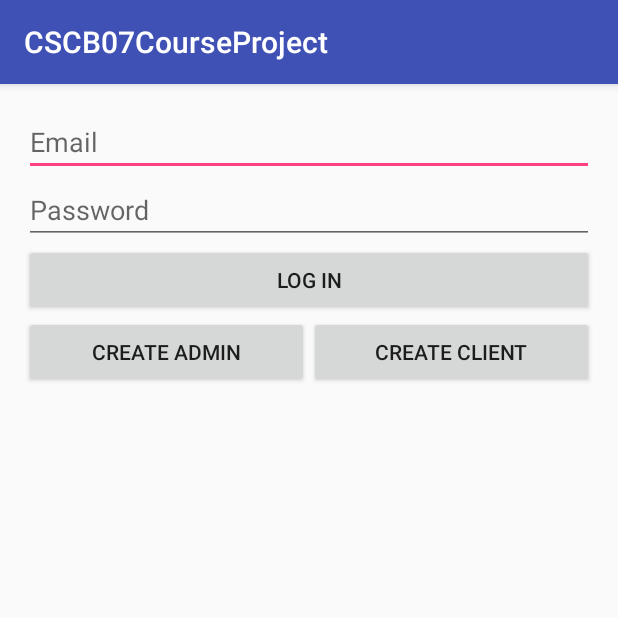
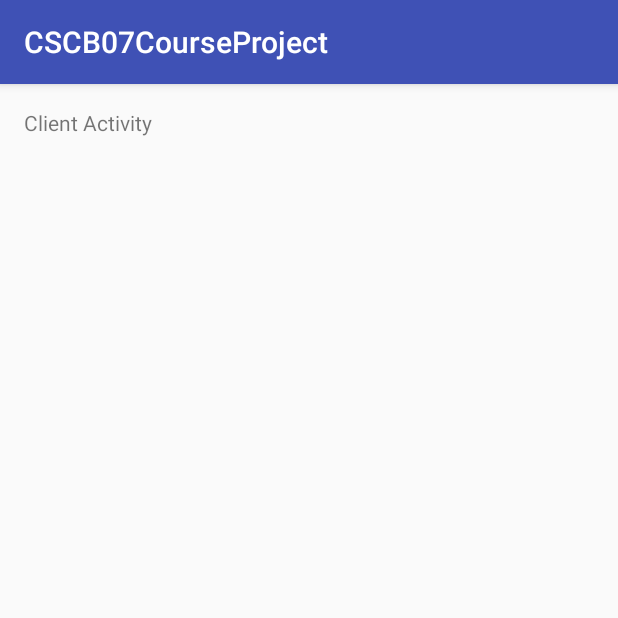
Before and after one commit to abdulhamidreza/Android-Flight-App-for-CSCB07, an Android app: the ClientActivity screen opened directly, with no data from a screen before it, on a phone screen of 412 x 824 dp, the top half of it. Run offline under Robolectric (Android 15) with nearby library versions, the phone set to English and light mode, and no system bars.

Commit message:
Created a placefodler fragment for admin and client activties, can now create new user objects

```diff
--- a/p3a/CSCB07CourseProject/app/src/main/java/cs/b07/cscb07courseproject/ClientActivity.java
+++ b/p3a/CSCB07CourseProject/app/src/main/java/cs/b07/cscb07courseproject/ClientActivity.java
@@ -5,7 +5,9 @@ import android.support.v7.app.AppCompatActivity;
 import android.os.Bundle;
 import android.view.View;
 
+import cs.b07.cscb07courseproject.fragments.Create_User_Fragment;
 import cs.b07.cscb07courseproject.fragments.Log_In_Fragment;
+import cs.b07.cscb07courseproject.fragments.PlaceHolderFragment;
 
 public class ClientActivity extends AppCompatActivity {
 
@@ -14,17 +16,15 @@ public class ClientActivity extends AppCompatActivity {
         super.onCreate(savedInstanceState);
         setContentView(R.layout.activity_client);
 
-        setFragment(new Log_In_Fragment());
+        Bundle bundle = new Bundle();
+        bundle.putString("placeholder", "Client Activity");
+        Fragment frag = new PlaceHolderFragment();
+        frag.setArguments(bundle);
+        setFragment(frag);
     }
 
 
-
-    public void signUpAdmin(View view){
-        Log_In_Fragment.signUpAdmin(view);
-        System.out.println("In Client Activity");
-    }
-
-    public void setFragment (Fragment fragment){
+    private void setFragment (Fragment fragment){
         // changes the fragment
         android.support.v4.app.FragmentTransaction ft =
                 getSupportFragmentManager().beginTransaction();
--- a/p3a/CSCB07CourseProject/app/src/main/java/cs/b07/cscb07courseproject/flight/Flight.java
+++ b/p3a/CSCB07CourseProject/app/src/main/java/cs/b07/cscb07courseproject/flight/Flight.java
@@ -40,7 +40,7 @@ public class Flight {
    *          Unique flight number.
    * @param origin
    *          City which flight leaves from.
-   * @param destonation
+   * @param destination
    *          City which flight lands at.
    * @param airline
    *          The flight's airline.
@@ -55,12 +55,12 @@ public class Flight {
    * @throws ParseException
    *           if date is not correctly inputed.
    */
-  public Flight(String flightNum, String origin, String destonation, String airline,
+  public Flight(String flightNum, String origin, String destination, String airline,
       String departureDate, String arrivalDate, int availableSeats, double cost)
       throws ParseException {
     this.flightNum = flightNum;
     this.origin = origin;
-    this.destination = destonation;
+    this.destination = destination;
     this.airline = airline;
     this.departureDate = new GregorianCalendar();
     this.arrivalDate = new GregorianCalendar();
--- /dev/null
+++ b/p3a/CSCB07CourseProject/app/src/main/java/cs/b07/cscb07courseproject/fragments/PlaceHolderFragment.java
@@ -0,0 +1,37 @@
+package cs.b07.cscb07courseproject.fragments;
+
+
+import android.os.Bundle;
+import android.support.v4.app.Fragment;
+import android.view.LayoutInflater;
+import android.view.View;
+import android.view.ViewGroup;
+import android.widget.TextView;
+
+import cs.b07.cscb07courseproject.R;
+
+/**
+ * A simple {@link Fragment} subclass.
+ */
+public class PlaceHolderFragment extends Fragment {
+
+    private View rootView;
+
+    public PlaceHolderFragment() {
+        // Required empty public constructor
+    }
+
+
+    @Override
+    public View onCreateView(LayoutInflater inflater, ViewGroup container,
+                             Bundle savedInstanceState) {
+        // Inflate the layout for this fragment
+        rootView = inflater.inflate(R.layout.fragment_place_holder, container, false);
+
+        TextView blankTV = (TextView) rootView.findViewById(R.id.blankText);
+        blankTV.setText(getArguments().getString("placeholder"));
+
+        return rootView;
+    }
+
+}
--- a/p3a/CSCB07CourseProject/app/src/main/res/layout/fragment_create_user.xml
+++ b/p3a/CSCB07CourseProject/app/src/main/res/layout/fragment_create_user.xml
@@ -66,7 +66,7 @@
             android:inputType="date"/>
     </RelativeLayout>
     <Button
-        android:id="@+id/createAdminBtn"
+        android:id="@+id/createUserBtn"
         android:layout_width="match_parent"
         android:layout_height="wrap_content"
         android:paddingTop="@dimen/controller_padding"
--- a/p3a/CSCB07CourseProject/app/src/main/res/layout/fragment_log_in.xml
+++ b/p3a/CSCB07CourseProject/app/src/main/res/layout/fragment_log_in.xml
@@ -32,14 +32,14 @@
         android:orientation="horizontal">
 
         <Button
-            android:id="@+id/signupAdminBtn"
+            android:id="@+id/createUserBtn"
             android:layout_width="match_parent"
             android:layout_height="wrap_content"
             android:layout_weight="0.5"
             android:text="@string/create_admin"
             android:onClick="createAdmin"/>
         <Button
-            android:id="@+id/signupClientBtn"
+            android:id="@+id/createClientBtn"
             android:layout_width="match_parent"
             android:layout_height="wrap_content"
             android:layout_weight="0.5"
--- /dev/null
+++ b/p3a/CSCB07CourseProject/app/src/main/res/layout/fragment_place_holder.xml
@@ -0,0 +1,13 @@
+<RelativeLayout xmlns:android="http://schemas.android.com/apk/res/android"
+    xmlns:tools="http://schemas.android.com/tools"
+    android:layout_width="match_parent"
+    android:layout_height="match_parent"
+    tools:context="cs.b07.cscb07courseproject.fragments.PlaceHolderFragment">
+
+    <TextView
+        android:id = "@+id/blankText"
+        android:layout_width="match_parent"
+        android:layout_height="match_parent"
+        android:text="@string/hello_blank_fragment" />
+
+</RelativeLayout>
```
Also changed, not shown: p3a/CSCB07CourseProject/app/src/main/java/cs/b07/cscb07courseproject/AdminActivity.java (+17 -4 lines), p3a/CSCB07CourseProject/app/src/main/java/cs/b07/cscb07courseproject/LogInActivity.java (+57 -5 lines), p3a/CSCB07CourseProject/app/src/main/java/cs/b07/cscb07courseproject/fragments/Create_User_Fragment.java (+31 -7 lines), p3a/CSCB07CourseProject/app/src/main/res/values/strings.xml (+23 -0 lines).
